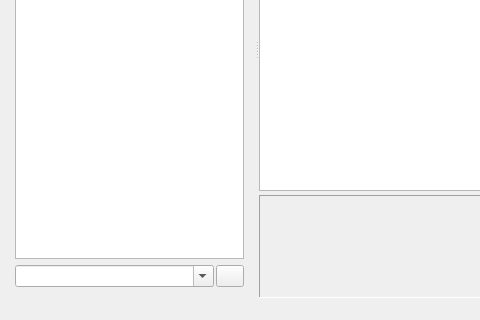
First picture: the form in src/MainWindow.ui, repository soramimi/Guitar, before the edit; both pictures show x 0 to 480 and y 276 to 596 of the 848 by 596 pixel window.
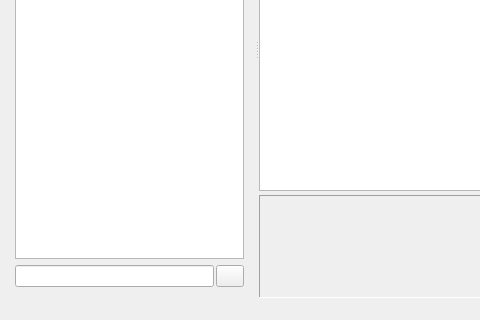
Second picture: the form after the edit. Icons and pictures are not drawn. Custom widgets are drawn as their Qt base class.

What changed in the file:
```diff
--- a/src/MainWindow.ui
+++ b/src/MainWindow.ui
@@ -353,11 +353,7 @@
             <number>0</number>
            </property>
            <item>
-            <widget class="QComboBox" name="comboBox_filter">
-             <property name="editable">
-              <bool>true</bool>
-             </property>
-            </widget>
+            <widget class="QLineEdit" name="lineEdit_filter"/>
            </item>
            <item>
             <widget class="ClearButton" name="toolButton_erase_filter">
```
Left out of the diff: 1 changed line with no effect on the pictures.
